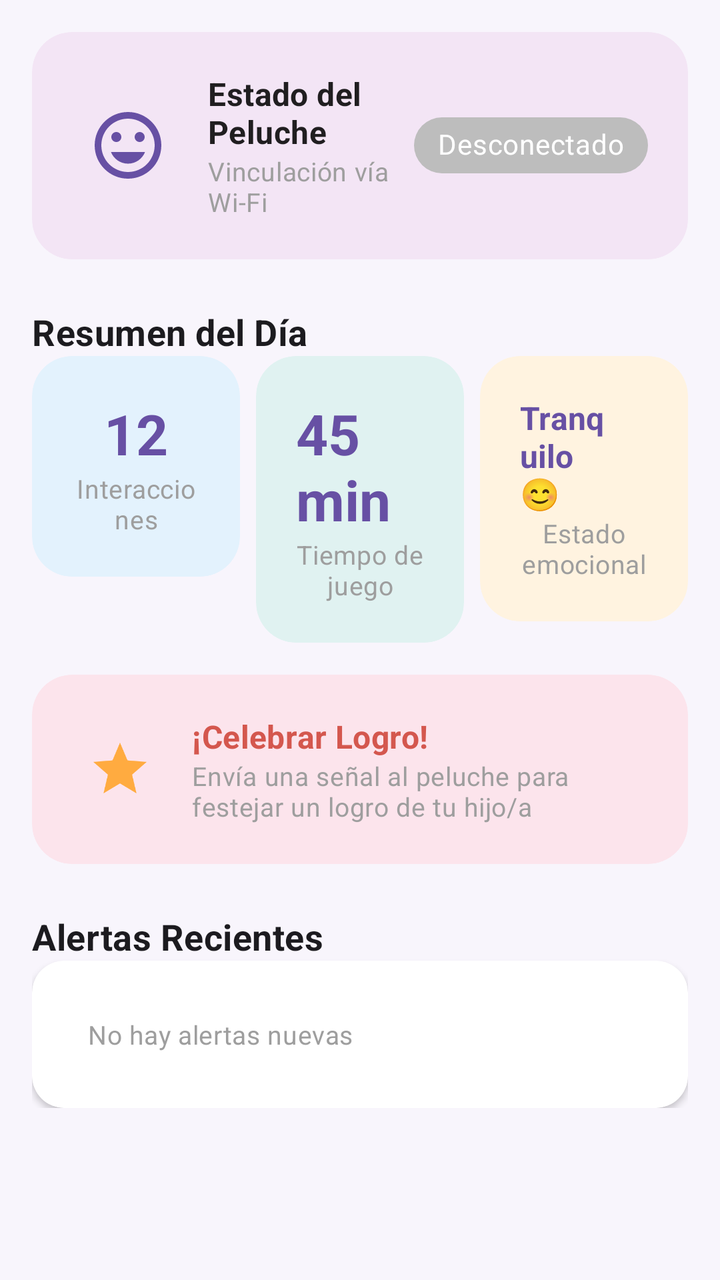
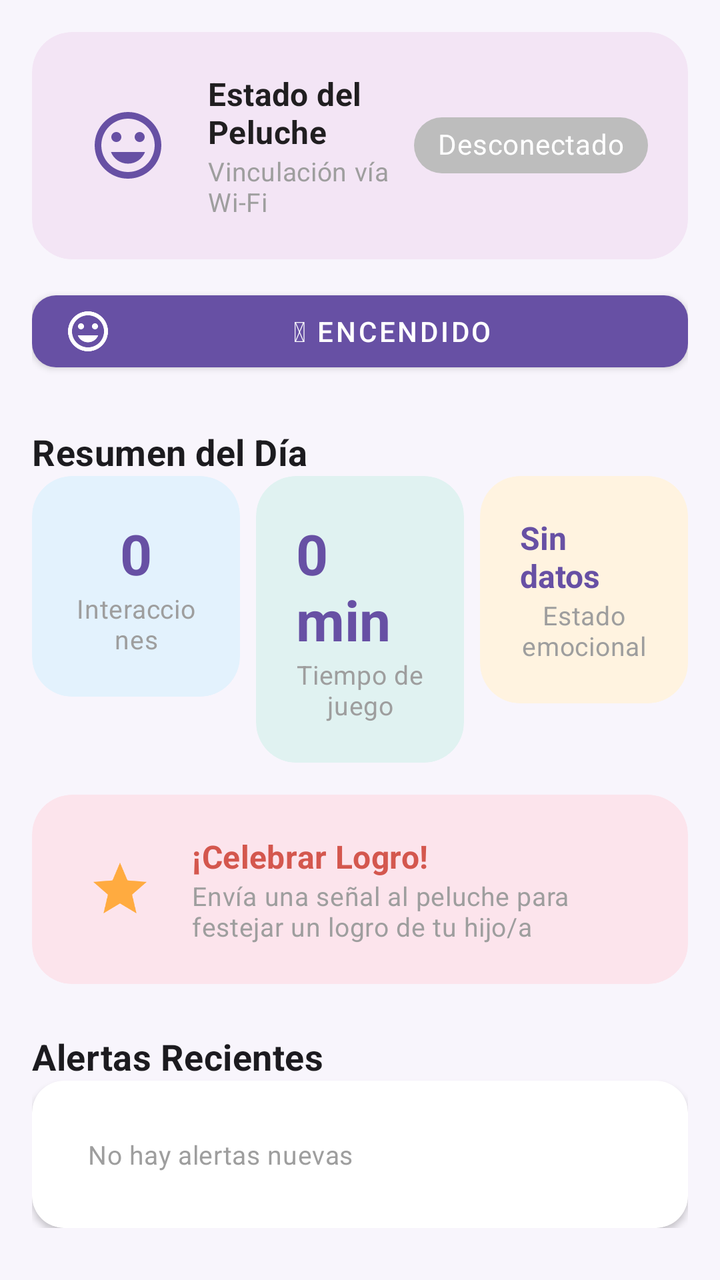

An Android layout rendered at two revisions. The XML below is the earlier revision; the diff shows what the commit changed to produce the second picture.
<!-- AndroidManifest.xml: application theme Theme.AplicacionParaCelular -->
<!-- res/layout/fragment_dashboard.xml -->
<?xml version="1.0" encoding="utf-8"?>
<ScrollView xmlns:android="http://schemas.android.com/apk/res/android"
    xmlns:app="http://schemas.android.com/apk/res-auto"
    xmlns:tools="http://schemas.android.com/tools"
    android:layout_width="match_parent"
    android:layout_height="match_parent"
    android:clipToPadding="false"
    android:paddingBottom="16dp"
    tools:context=".ui.dashboard.DashboardFragment">

    <LinearLayout
        android:layout_width="match_parent"
        android:layout_height="wrap_content"
        android:orientation="vertical"
        android:padding="16dp">

        
        <com.google.android.material.card.MaterialCardView
            android:id="@+id/card_connection"
            style="@style/Widget.App.CardView.Colored"
            android:layout_width="match_parent"
            android:layout_height="wrap_content"
            app:cardBackgroundColor="@color/card_bg_lavender">

            <LinearLayout
                android:layout_width="match_parent"
                android:layout_height="wrap_content"
                android:gravity="center_vertical"
                android:orientation="horizontal">

                <ImageView
                    android:id="@+id/img_teddy_status"
                    android:layout_width="56dp"
                    android:layout_height="56dp"
                    android:contentDescription="@string/dashboard_connection_title"
                    android:padding="8dp"
                    app:srcCompat="@drawable/ic_teddy_24dp"
                    app:tint="@color/primary" />

                <LinearLayout
                    android:layout_width="0dp"
                    android:layout_height="wrap_content"
                    android:layout_marginStart="12dp"
                    android:layout_weight="1"
                    android:orientation="vertical">

                    <TextView
                        android:layout_width="wrap_content"
                        android:layout_height="wrap_content"
                        android:text="@string/dashboard_connection_title"
                        android:textAppearance="@style/TextAppearance.App.CardTitle" />

                    <TextView
                        android:layout_width="wrap_content"
                        android:layout_height="wrap_content"
                        android:text="@string/dashboard_connection_subtitle"
                        android:textAppearance="@style/TextAppearance.App.CardSubtitle" />
                </LinearLayout>

                <com.google.android.material.chip.Chip
                    android:id="@+id/chip_connection_status"
                    android:layout_width="wrap_content"
                    android:layout_height="wrap_content"
                    android:text="@string/dashboard_connection_status_offline"
                    android:textColor="@color/white"
                    app:chipBackgroundColor="@color/card_connection_offline"
                    app:chipMinHeight="28dp" />
            </LinearLayout>
        </com.google.android.material.card.MaterialCardView>

        
        <TextView
            android:layout_width="wrap_content"
            android:layout_height="wrap_content"
            android:layout_marginTop="@dimen/section_margin_top"
            android:text="@string/dashboard_today_summary"
            android:textAppearance="@style/TextAppearance.App.SectionTitle" />

        <LinearLayout
            android:layout_width="match_parent"
            android:layout_height="wrap_content"
            android:orientation="horizontal"
            android:weightSum="3">

            
            <com.google.android.material.card.MaterialCardView
                style="@style/Widget.App.CardView.Colored"
                android:layout_width="0dp"
                android:layout_height="wrap_content"
                android:layout_marginEnd="4dp"
                android:layout_weight="1"
                app:cardBackgroundColor="@color/card_bg_sky">

                <LinearLayout
                    android:layout_width="match_parent"
                    android:layout_height="wrap_content"
                    android:gravity="center"
                    android:orientation="vertical">

                    <TextView
                        android:layout_width="wrap_content"
                        android:layout_height="wrap_content"
                        android:text="@string/dashboard_interactions_value"
                        android:textAppearance="@style/TextAppearance.App.MetricValue" />

                    <TextView
                        android:layout_width="wrap_content"
                        android:layout_height="wrap_content"
                        android:gravity="center"
                        android:text="@string/dashboard_interactions"
                        android:textAppearance="@style/TextAppearance.App.CardSubtitle" />
                </LinearLayout>
            </com.google.android.material.card.MaterialCardView>

            
            <com.google.android.material.card.MaterialCardView
                style="@style/Widget.App.CardView.Colored"
                android:layout_width="0dp"
                android:layout_height="wrap_content"
                android:layout_marginStart="4dp"
                android:layout_marginEnd="4dp"
                android:layout_weight="1"
                app:cardBackgroundColor="@color/card_bg_mint">

                <LinearLayout
                    android:layout_width="match_parent"
                    android:layout_height="wrap_content"
                    android:gravity="center"
                    android:orientation="vertical">

                    <TextView
                        android:layout_width="wrap_content"
                        android:layout_height="wrap_content"
                        android:text="@string/dashboard_playtime_value"
                        android:textAppearance="@style/TextAppearance.App.MetricValue" />

                    <TextView
                        android:layout_width="wrap_content"
                        android:layout_height="wrap_content"
                        android:gravity="center"
                        android:text="@string/dashboard_playtime"
                        android:textAppearance="@style/TextAppearance.App.CardSubtitle" />
                </LinearLayout>
            </com.google.android.material.card.MaterialCardView>

            
            <com.google.android.material.card.MaterialCardView
                style="@style/Widget.App.CardView.Colored"
                android:layout_width="0dp"
                android:layout_height="wrap_content"
                android:layout_marginStart="4dp"
                android:layout_weight="1"
                app:cardBackgroundColor="@color/card_bg_peach">

                <LinearLayout
                    android:layout_width="match_parent"
                    android:layout_height="wrap_content"
                    android:gravity="center"
                    android:orientation="vertical">

                    <TextView
                        android:layout_width="wrap_content"
                        android:layout_height="wrap_content"
                        android:text="@string/dashboard_mood_value"
                        android:textAppearance="@style/TextAppearance.App.MetricValue"
                        android:textSize="16sp" />

                    <TextView
                        android:layout_width="wrap_content"
                        android:layout_height="wrap_content"
                        android:gravity="center"
                        android:text="@string/dashboard_mood"
                        android:textAppearance="@style/TextAppearance.App.CardSubtitle" />
                </LinearLayout>
            </com.google.android.material.card.MaterialCardView>
        </LinearLayout>

        
        <com.google.android.material.card.MaterialCardView
            android:id="@+id/card_celebrate"
            style="@style/Widget.App.CardView.Colored"
            android:layout_width="match_parent"
            android:layout_height="wrap_content"
            android:layout_marginTop="16dp"
            android:clickable="true"
            android:focusable="true"
            app:cardBackgroundColor="@color/card_bg_rose"
            app:rippleColor="@color/secondary_light">

            <LinearLayout
                android:layout_width="match_parent"
                android:layout_height="wrap_content"
                android:gravity="center_vertical"
                android:orientation="horizontal">

                <ImageView
                    android:layout_width="48dp"
                    android:layout_height="48dp"
                    android:contentDescription="@string/dashboard_celebrate_title"
                    android:padding="8dp"
                    app:srcCompat="@drawable/ic_celebrate_24dp"
                    app:tint="@color/card_celebrate" />

                <LinearLayout
                    android:layout_width="0dp"
                    android:layout_height="wrap_content"
                    android:layout_marginStart="12dp"
                    android:layout_weight="1"
                    android:orientation="vertical">

                    <TextView
                        android:layout_width="wrap_content"
                        android:layout_height="wrap_content"
                        android:text="@string/dashboard_celebrate_title"
                        android:textAppearance="@style/TextAppearance.App.CardTitle"
                        android:textColor="@color/secondary_dark" />

                    <TextView
                        android:layout_width="wrap_content"
                        android:layout_height="wrap_content"
                        android:text="@string/dashboard_celebrate_subtitle"
                        android:textAppearance="@style/TextAppearance.App.CardSubtitle" />
                </LinearLayout>
            </LinearLayout>
        </com.google.android.material.card.MaterialCardView>

        
        <TextView
            android:layout_width="wrap_content"
            android:layout_height="wrap_content"
            android:layout_marginTop="@dimen/section_margin_top"
            android:text="@string/dashboard_alerts_title"
            android:textAppearance="@style/TextAppearance.App.SectionTitle" />

        <com.google.android.material.card.MaterialCardView
            style="@style/Widget.App.CardView"
            android:layout_width="match_parent"
            android:layout_height="wrap_content">

            <LinearLayout
                android:layout_width="match_parent"
                android:layout_height="wrap_content"
                android:orientation="vertical">

                <TextView
                    android:layout_width="match_parent"
                    android:layout_height="wrap_content"
                    android:drawablePadding="12dp"
                    android:gravity="center_vertical"
                    android:padding="12dp"
                    android:text="@string/dashboard_no_alerts"
                    android:textAppearance="@style/TextAppearance.App.CardSubtitle" />
            </LinearLayout>
        </com.google.android.material.card.MaterialCardView>

    </LinearLayout>
</ScrollView>
<!-- resources referenced by this layout -->
<resources>
  <color name="card_bg_lavender">#FFF3E5F5</color>
  <color name="card_bg_mint">#FFE0F2F1</color>
  <color name="card_bg_peach">#FFFFF3E0</color>
  <color name="card_bg_rose">#FFFCE4EC</color>
  <color name="card_bg_sky">#FFE3F2FD</color>
  <color name="card_celebrate">#FFFFAB40</color>
  <color name="card_connection_offline">#FFBDBDBD</color>
  <color name="primary">#FF6750A4</color>
  <color name="secondary_dark">#FFD4574E</color>
  <color name="secondary_light">#FFFFB4AB</color>
  <color name="white">#FFFFFFFF</color>
  <dimen name="section_margin_top">24dp</dimen>
  <!-- drawable ic_celebrate_24dp (drawable) -->
  <vector xmlns:android="http://schemas.android.com/apk/res/android"
      android:width="24dp"
      android:height="24dp"
      android:viewportWidth="24"
      android:viewportHeight="24"
      android:tint="?attr/colorControlNormal">
      <path
          android:fillColor="@android:color/white"
          android:pathData="M12,17.27L18.18,21l-1.64,-7.03L22,9.24l-7.19,-0.61L12,2 9.19,8.63 2,9.24l5.46,4.73L5.82,21z"/>
  </vector>
  <string name="dashboard_alerts_title">Alertas Recientes</string>
  <string name="dashboard_celebrate_subtitle">Envía una señal al peluche para festejar un logro de tu hijo/a</string>
  <string name="dashboard_celebrate_title">¡Celebrar Logro!</string>
  <string name="dashboard_connection_status_offline">Desconectado</string>
  <string name="dashboard_connection_subtitle">Vinculación vía Wi-Fi</string>
  <string name="dashboard_connection_title">Estado del Peluche</string>
  <string name="dashboard_interactions">Interacciones</string>
  <string name="dashboard_interactions_value">12</string>
  <string name="dashboard_mood">Estado emocional</string>
  <string name="dashboard_mood_value">Tranquilo 😊</string>
  <string name="dashboard_no_alerts">No hay alertas nuevas</string>
  <string name="dashboard_playtime">Tiempo de juego</string>
  <string name="dashboard_playtime_value">45 min</string>
  <string name="dashboard_today_summary">Resumen del Día</string>
  <style name="TextAppearance.App.CardSubtitle" parent="TextAppearance.MaterialComponents.Body2">
          <item name="android:textSize">13sp</item>
          <item name="android:textColor">@color/text_hint</item>
      </style>
  <style name="TextAppearance.App.CardTitle" parent="TextAppearance.MaterialComponents.Subtitle1">
          <item name="android:textSize">16sp</item>
          <item name="android:textStyle">bold</item>
      </style>
  <style name="TextAppearance.App.MetricValue" parent="TextAppearance.MaterialComponents.Headline5">
          <item name="android:textSize">28sp</item>
          <item name="android:textStyle">bold</item>
          <item name="android:textColor">?attr/colorPrimary</item>
      </style>
  <style name="TextAppearance.App.SectionTitle" parent="TextAppearance.MaterialComponents.Subtitle1">
          <item name="android:textSize">18sp</item>
          <item name="android:textStyle">bold</item>
          <item name="android:textColor">?attr/colorOnBackground</item>
          <item name="android:paddingBottom">8dp</item>
      </style>
  <style name="Widget.App.CardView" parent="Widget.MaterialComponents.CardView">
          <item name="cardCornerRadius">16dp</item>
          <item name="cardElevation">2dp</item>
          <item name="contentPadding">16dp</item>
      </style>
  <style name="Widget.App.CardView.Colored">
          <item name="cardCornerRadius">20dp</item>
          <item name="cardElevation">0dp</item>
          <item name="contentPadding">20dp</item>
      </style>
  <color name="text_hint">#FF9E9E9E</color>
  <color name="primary_dark">#FF4F378B</color>
  <color name="on_primary">#FFFFFFFF</color>
  <color name="secondary">#FFEF8A7E</color>
  <color name="on_secondary">#FFFFFFFF</color>
  <color name="background_light">#FFF8F5FC</color>
  <color name="surface_light">#FFFFFFFF</color>
  <color name="on_background_light">#FF1C1B1F</color>
  <color name="on_surface_light">#FF1C1B1F</color>
  <!-- unchanged entries left out for length: 2 -->
</resources>

<!-- the commit's change to res/layout/fragment_dashboard.xml (unified diff, before → after) -->
@@ -69,6 +69,19 @@
         </com.google.android.material.card.MaterialCardView>
 
         
+        <com.google.android.material.button.MaterialButton
+            android:id="@+id/btn_power_toggle"
+            android:layout_width="match_parent"
+            android:layout_height="wrap_content"
+            android:layout_marginTop="12dp"
+            android:text="⏻ Encendido"
+            android:textSize="14sp"
+            app:cornerRadius="12dp"
+            app:backgroundTint="@color/primary"
+            app:icon="@drawable/ic_teddy_24dp"
+            app:iconTint="@color/white" />
+
+        
         <TextView
             android:layout_width="wrap_content"
             android:layout_height="wrap_content"
@@ -98,9 +111,10 @@
                     android:orientation="vertical">
 
                     <TextView
-                        android:layout_width="wrap_content"
-                        android:layout_height="wrap_content"
-                        android:text="@string/dashboard_interactions_value"
+                        android:id="@+id/txt_interactions_value"
+                        android:layout_width="wrap_content"
+                        android:layout_height="wrap_content"
+                        android:text="0"
                         android:textAppearance="@style/TextAppearance.App.MetricValue" />
 
                     <TextView
@@ -129,9 +143,10 @@
                     android:orientation="vertical">
 
                     <TextView
-                        android:layout_width="wrap_content"
-                        android:layout_height="wrap_content"
-                        android:text="@string/dashboard_playtime_value"
+                        android:id="@+id/txt_playtime_value"
+                        android:layout_width="wrap_content"
+                        android:layout_height="wrap_content"
+                        android:text="0 min"
                         android:textAppearance="@style/TextAppearance.App.MetricValue" />
 
                     <TextView
@@ -159,9 +174,10 @@
                     android:orientation="vertical">
 
                     <TextView
-                        android:layout_width="wrap_content"
-                        android:layout_height="wrap_content"
-                        android:text="@string/dashboard_mood_value"
+                        android:id="@+id/txt_mood_value"
+                        android:layout_width="wrap_content"
+                        android:layout_height="wrap_content"
+                        android:text="Sin datos"
                         android:textAppearance="@style/TextAppearance.App.MetricValue"
                         android:textSize="16sp" />
 
@@ -238,6 +254,7 @@
             android:layout_height="wrap_content">
 
             <LinearLayout
+                android:id="@+id/alerts_container"
                 android:layout_width="match_parent"
                 android:layout_height="wrap_content"
                 android:orientation="vertical">
<!-- resource entries referenced after the edit -->
@@ -30,12 +30,9 @@
   <string name="dashboard_connection_subtitle">Vinculación vía Wi-Fi</string>
   <string name="dashboard_connection_title">Estado del Peluche</string>
   <string name="dashboard_interactions">Interacciones</string>
-  <string name="dashboard_interactions_value">12</string>
   <string name="dashboard_mood">Estado emocional</string>
-  <string name="dashboard_mood_value">Tranquilo 😊</string>
   <string name="dashboard_no_alerts">No hay alertas nuevas</string>
   <string name="dashboard_playtime">Tiempo de juego</string>
-  <string name="dashboard_playtime_value">45 min</string>
   <string name="dashboard_today_summary">Resumen del Día</string>
   <style name="TextAppearance.App.CardSubtitle" parent="TextAppearance.MaterialComponents.Body2">
           <item name="android:textSize">13sp</item>
